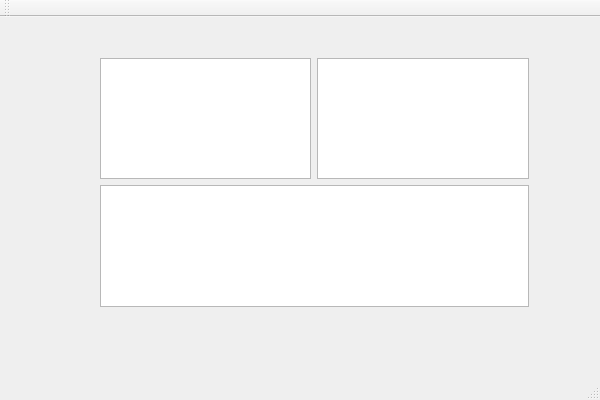
This is Modern_technologies/Qt/MailClient/mainwindow.ui in rutsky/semester07 as Qt 5 draws it before an edit. The edited form follows.
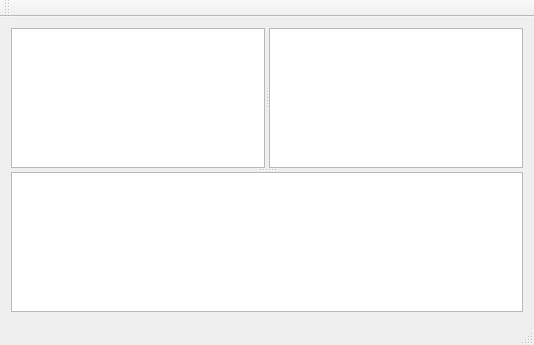
This is the edited form.

Commit message: Qt Mail Client: add splitter

The edit to the form file:
```diff
--- a/Modern_technologies/Qt/MailClient/mainwindow.ui
+++ b/Modern_technologies/Qt/MailClient/mainwindow.ui
@@ -6,52 +6,52 @@
    <rect>
     <x>0</x>
     <y>0</y>
-    <width>600</width>
-    <height>400</height>
+    <width>534</width>
+    <height>345</height>
    </rect>
   </property>
   <property name="windowTitle">
    <string>MainWindow</string>
   </property>
   <widget class="QWidget" name="centralWidget">
-   <widget class="QWidget" name="verticalLayoutWidget">
-    <property name="geometry">
-     <rect>
-      <x>89</x>
-      <y>30</y>
-      <width>451</width>
-      <height>271</height>
-     </rect>
-    </property>
-    <layout class="QVBoxLayout" name="verticalLayout_2">
-     <item>
-      <layout class="QHBoxLayout" name="horizontalLayout">
-       <item>
-        <widget class="QTreeView" name="treeView"/>
-       </item>
-       <item>
-        <spacer name="horizontalSpacer">
-         <property name="orientation">
-          <enum>Qt::Horizontal</enum>
-         </property>
-         <property name="sizeHint" stdset="0">
-          <size>
-           <width>40</width>
-           <height>20</height>
-          </size>
-         </property>
-        </spacer>
-       </item>
-       <item>
-        <widget class="QListView" name="listView"/>
-       </item>
-      </layout>
-     </item>
-     <item>
+   <property name="sizePolicy">
+    <sizepolicy hsizetype="MinimumExpanding" vsizetype="Maximum">
+     <horstretch>0</horstretch>
+     <verstretch>0</verstretch>
+    </sizepolicy>
+   </property>
+   <layout class="QGridLayout" name="gridLayout">
+    <item row="0" column="0">
+     <widget class="QSplitter" name="splitter_2">
+      <property name="sizePolicy">
+       <sizepolicy hsizetype="Expanding" vsizetype="Expanding">
+        <horstretch>0</horstretch>
+        <verstretch>0</verstretch>
+       </sizepolicy>
+      </property>
+      <property name="orientation">
+       <enum>Qt::Vertical</enum>
+      </property>
+      <property name="childrenCollapsible">
+       <bool>false</bool>
+      </property>
+      <widget class="QSplitter" name="splitter">
+       <property name="orientation">
+        <enum>Qt::Horizontal</enum>
+       </property>
+       <property name="handleWidth">
+        <number>4</number>
+       </property>
+       <property name="childrenCollapsible">
+        <bool>false</bool>
+       </property>
+       <widget class="QTreeView" name="treeView"/>
+       <widget class="QListView" name="listView"/>
+      </widget>
       <widget class="QTextBrowser" name="textBrowser"/>
-     </item>
-    </layout>
-   </widget>
+     </widget>
+    </item>
+   </layout>
   </widget>
   <widget class="QMenuBar" name="menuBar">
    <property name="geometry">
@@ -68,7 +68,7 @@
     <enum>TopToolBarArea</enum>
    </attribute>
    <attribute name="toolBarBreak">
-    <bool>true</bool>
+    <bool>false</bool>
    </attribute>
   </widget>
   <widget class="QStatusBar" name="statusBar"/>
```
Left out of the diff: 2 changed lines with no effect on the pictures.
